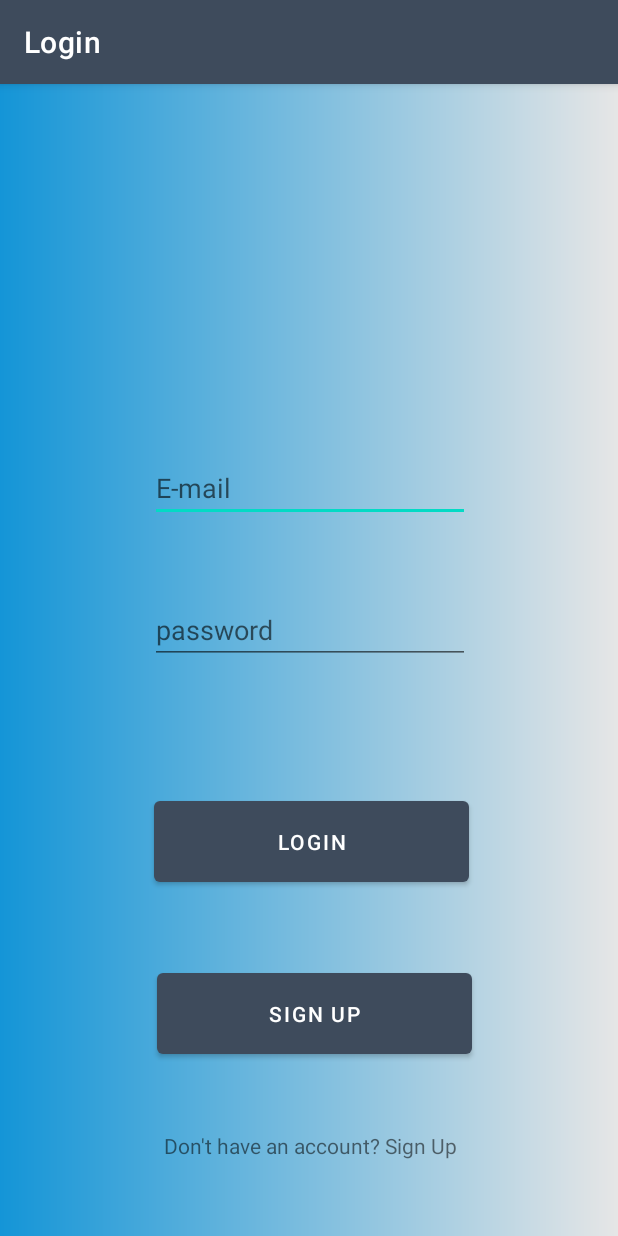
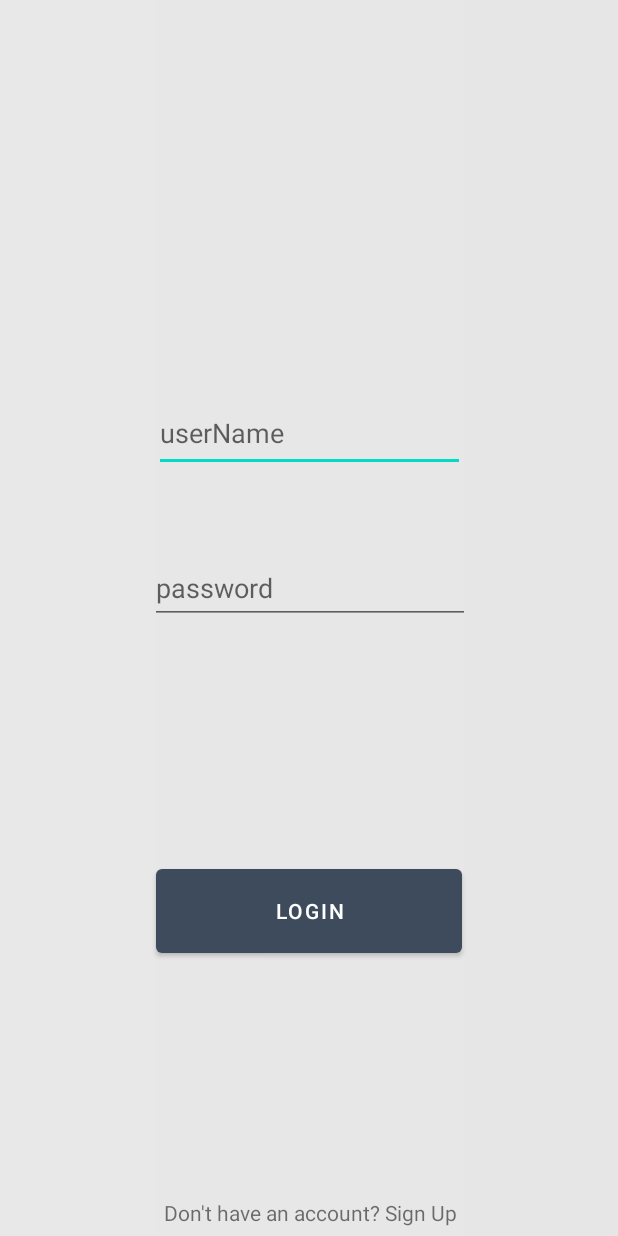
Before and after one commit to Saud3/LoginApp, an Android app: the screen it shows after launch (MainActivity), on a phone screen of 412 x 824 dp. Run offline under Robolectric (Android 15) with nearby library versions, the phone set to English and light mode, and no system bars.

Commit message:
Login app

```diff
--- a/app/src/main/AndroidManifest.xml
+++ b/app/src/main/AndroidManifest.xml
@@ -10,6 +10,9 @@
         android:supportsRtl="true"
         android:theme="@style/Theme.HelloWorld">
         <activity
+            android:name=".SignUpActivity"
+            android:exported="true" />
+        <activity
             android:name=".MainActivity"
             android:exported="true">
             <intent-filter>
--- a/app/src/main/java/com/example/helloworld/MainActivity.kt
+++ b/app/src/main/java/com/example/helloworld/MainActivity.kt
@@ -1,17 +1,33 @@
 package com.example.helloworld
 
+import android.content.Intent
 import androidx.appcompat.app.AppCompatActivity
 import android.os.Bundle
-import android.util.Log
+import android.widget.Button
 import android.widget.TextView
+import android.widget.Toast
 
 class MainActivity : AppCompatActivity() {
     override fun onCreate(savedInstanceState: Bundle?) {
         super.onCreate(savedInstanceState)
         setContentView(R.layout.activity_main)
 
-       var emailText = findViewById<TextView>(R.id.ptEmailText)
-       var passworText = findViewById<TextView>(R.id.ptPasswordText)
+       val emailText = findViewById<TextView>(R.id.userName)
+       val passwordText = findViewById<TextView>(R.id.ptPasswordText)
+        val loginButton = findViewById<Button>(R.id.butLogin)
+       // val signupButton = findViewById<Button>(R.id.btnSignup)
+
+
+        loginButton.setOnClickListener {
+            //if ((emailText.text=="a") && (passwordText.text== "1")){
+                val intent = Intent(this,SignUpActivity::class.java)
+                startActivity(intent)
+
+        //}
+           // else{
+            //    Toast.makeText(this,"Invalid Input",Toast.LENGTH_LONG).show()
+           //}
+        }
 
     }
 }
--- /dev/null
+++ b/app/src/main/res/drawable/ic_baseline_person_24.xml
@@ -0,0 +1,5 @@
+<vector android:height="24dp" android:tint="#EFEBEB"
+    android:viewportHeight="24" android:viewportWidth="24"
+    android:width="24dp" xmlns:android="http://schemas.android.com/apk/res/android">
+    <path android:fillColor="@android:color/white" android:pathData="M12,12c2.21,0 4,-1.79 4,-4s-1.79,-4 -4,-4 -4,1.79 -4,4 1.79,4 4,4zM12,14c-2.67,0 -8,1.34 -8,4v2h16v-2c0,-2.66 -5.33,-4 -8,-4z"/>
+</vector>
--- a/app/src/main/res/drawable/login_bg.xml
+++ b/app/src/main/res/drawable/login_bg.xml
@@ -2,7 +2,7 @@
 <shape xmlns:android="http://schemas.android.com/apk/res/android">
     <gradient
         android:endColor="#e6e6e6"
-        android:startColor="#1495d7"/>
+        android:startColor="#E8E8E8"/>
 
 
 </shape>
--- a/app/src/main/res/layout/activity_main.xml
+++ b/app/src/main/res/layout/activity_main.xml
@@ -1,20 +1,18 @@
 <?xml version="1.0" encoding="utf-8"?>
-<androidx.constraintlayout.widget.ConstraintLayout
-    xmlns:android="http://schemas.android.com/apk/res/android"
+<androidx.constraintlayout.widget.ConstraintLayout xmlns:android="http://schemas.android.com/apk/res/android"
     xmlns:app="http://schemas.android.com/apk/res-auto"
     xmlns:tools="http://schemas.android.com/tools"
-    android:id="@+id/btnLogin"
     android:layout_width="match_parent"
     android:layout_height="match_parent"
     android:background="@drawable/login_bg"
     tools:context=".MainActivity">
 
     <EditText
-        android:id="@+id/ptEmailText"
-        android:layout_width="wrap_content"
-        android:layout_height="wrap_content"
+        android:id="@+id/userName"
+        android:layout_width="207dp"
+        android:layout_height="51dp"
         android:ems="10"
-        android:hint="E-mail"
+        android:hint="userName"
         android:inputType="textPersonName"
         app:layout_constraintBottom_toBottomOf="parent"
         app:layout_constraintEnd_toEndOf="parent"
@@ -29,37 +27,14 @@
         android:layout_height="wrap_content"
         android:ems="10"
         android:hint="password"
-        android:inputType="textPersonName"
+        android:inputType="textPassword"
+        android:minHeight="48dp"
         app:layout_constraintBottom_toBottomOf="parent"
         app:layout_constraintEnd_toEndOf="parent"
         app:layout_constraintHorizontal_bias="0.502"
         app:layout_constraintStart_toStartOf="parent"
-        app:layout_constraintTop_toBottomOf="@+id/ptEmailText"
+        app:layout_constraintTop_toBottomOf="@+id/userName"
         app:layout_constraintVertical_bias="0.115" />
-
-    <Button
-        android:id="@+id/button5"
-        android:layout_width="210dp"
-        android:layout_height="66dp"
-        android:text="Login"
-        app:layout_constraintBottom_toBottomOf="parent"
-        app:layout_constraintEnd_toEndOf="parent"
-        app:layout_constraintHorizontal_bias="0.508"
-        app:layout_constraintStart_toStartOf="parent"
-        app:layout_constraintTop_toBottomOf="@+id/ptPasswordText"
-        app:layout_constraintVertical_bias="0.271" />
-
-    <Button
-        android:id="@+id/button6"
-        android:layout_width="210dp"
-        android:layout_height="66dp"
-        android:text="Sign Up"
-        app:layout_constraintBottom_toBottomOf="parent"
-        app:layout_constraintEnd_toEndOf="parent"
-        app:layout_constraintHorizontal_bias="0.517"
-        app:layout_constraintStart_toStartOf="parent"
-        app:layout_constraintTop_toBottomOf="@+id/button5"
-        app:layout_constraintVertical_bias="0.295" />
 
     <TextView
         android:id="@+id/textView5"
@@ -69,7 +44,16 @@
         app:layout_constraintBottom_toBottomOf="parent"
         app:layout_constraintEnd_toEndOf="parent"
         app:layout_constraintHorizontal_bias="0.547"
+        app:layout_constraintStart_toStartOf="parent" />
+
+    <Button
+        android:id="@+id/butLogin"
+        android:layout_width="204dp"
+        android:layout_height="68dp"
+        android:text="Login"
+        app:layout_constraintBottom_toTopOf="@+id/textView5"
+        app:layout_constraintEnd_toEndOf="parent"
         app:layout_constraintStart_toStartOf="parent"
-        app:layout_constraintTop_toBottomOf="@+id/button6"
-        app:layout_constraintVertical_bias="0.505" />
+        app:layout_constraintTop_toBottomOf="@+id/ptPasswordText" />
+
 </androidx.constraintlayout.widget.ConstraintLayout>
--- a/app/src/main/res/values/themes.xml
+++ b/app/src/main/res/values/themes.xml
@@ -1,6 +1,6 @@
 <resources xmlns:tools="http://schemas.android.com/tools">
     <!-- Base application theme. -->
-    <style name="Theme.HelloWorld" parent="Theme.MaterialComponents.DayNight.DarkActionBar">
+    <style name="Theme.HelloWorld" parent="Theme.MaterialComponents.DayNight.NoActionBar">
         <!-- Primary brand color. -->
         <item name="colorPrimary">@color/Grey</item>
         <item name="colorPrimaryVariant">@color/Light_blue</item>
```
Also changed, not shown: app/src/main/java/com/example/helloworld/SignUpActivity.kt (added, +11 -0 lines), app/src/main/res/layout/activity_sign_up.xml (added, +21 -0 lines).
